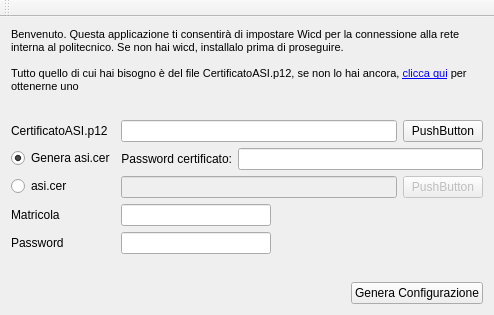
Above: mainwindow.ui from drf/policonnect before the change. Below: the same form after it.
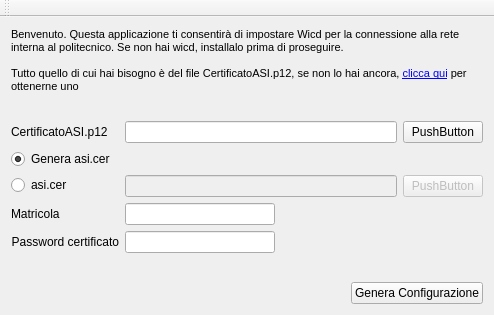
That is the form after the change.

Commit message: Fixing fields and starting implementation

Patch:
```diff
--- a/mainwindow.ui
+++ b/mainwindow.ui
@@ -49,6 +49,9 @@
     </item>
     <item>
      <layout class="QFormLayout" name="formLayout">
+      <property name="fieldGrowthPolicy">
+       <enum>QFormLayout::ExpandingFieldsGrow</enum>
+      </property>
       <item row="0" column="0">
        <widget class="QLabel" name="label_2">
         <property name="text">
@@ -81,25 +84,7 @@
        </widget>
       </item>
       <item row="1" column="1">
-       <layout class="QHBoxLayout" name="horizontalLayout_3">
-        <item>
-         <widget class="QLabel" name="label_5">
-          <property name="text">
-           <string>Password certificato:</string>
-          </property>
-          <property name="alignment">
-           <set>Qt::AlignRight|Qt::AlignTrailing|Qt::AlignVCenter</set>
-          </property>
-         </widget>
-        </item>
-        <item>
-         <widget class="QLineEdit" name="p12PasswordEdit">
-          <property name="echoMode">
-           <enum>QLineEdit::Password</enum>
-          </property>
-         </widget>
-        </item>
-       </layout>
+       <layout class="QHBoxLayout" name="horizontalLayout_3"/>
       </item>
       <item row="2" column="0">
        <widget class="QRadioButton" name="locateAsiRadio">
@@ -150,14 +135,17 @@
        </widget>
       </item>
       <item row="4" column="0">
-       <widget class="QLabel" name="label_4">
+       <widget class="QLabel" name="label_5">
         <property name="text">
-         <string>Password</string>
+         <string>Password certificato</string>
+        </property>
+        <property name="alignment">
+         <set>Qt::AlignRight|Qt::AlignTrailing|Qt::AlignVCenter</set>
         </property>
        </widget>
       </item>
       <item row="4" column="1">
-       <widget class="QLineEdit" name="matrPasswordEdit">
+       <widget class="QLineEdit" name="p12PasswordEdit">
         <property name="maximumSize">
          <size>
           <width>150</width>
```
The commit also changes 4 other files.
